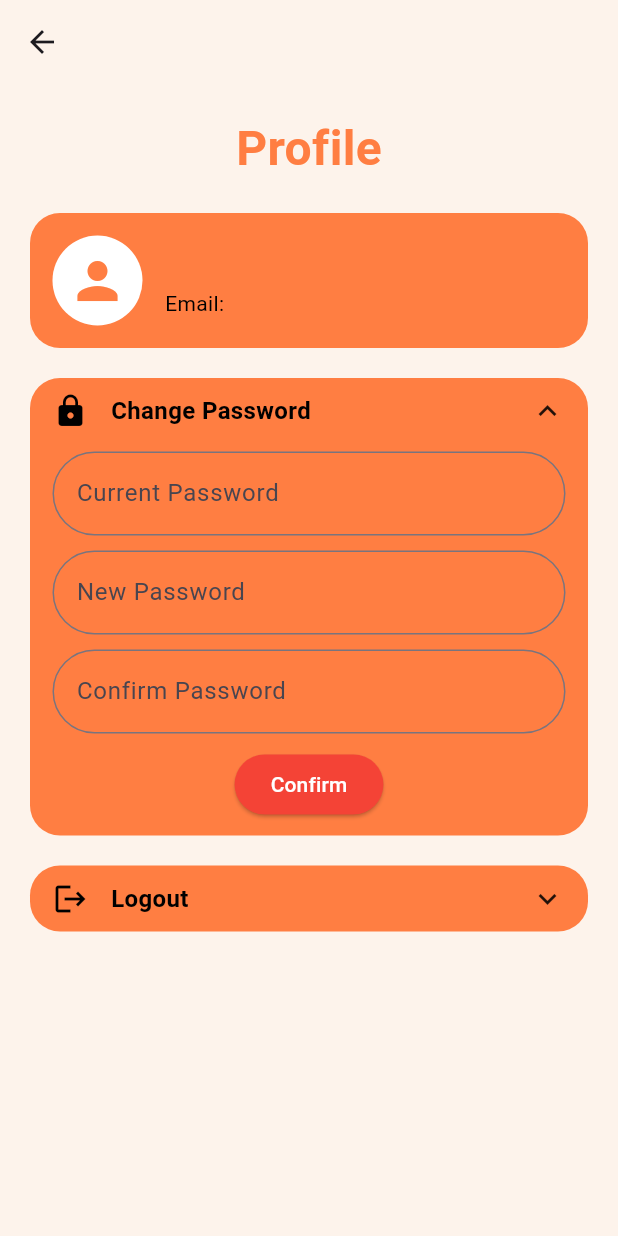
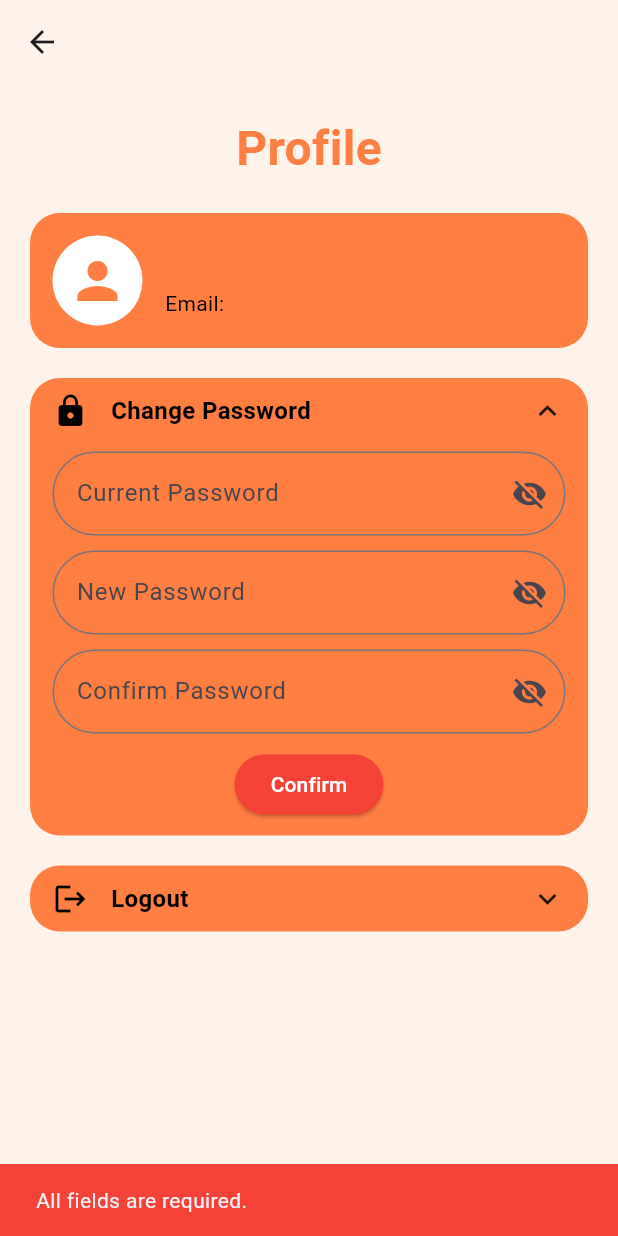
Before and after one commit to Hala02N/yu_events, a Flutter app: the ProfilePage screen opened directly, after a tap on "Change Password", after a tap on "Confirm", on a phone screen of 412 x 824 dp. Run offline on Flutter 3.47's test engine with Material 3 defaults, Android fonts, the phone set to English and light mode, and no system bars; our stand-ins replace cloud_firestore, firebase_auth, firebase_core, google_maps_flutter; accounts and stored records are empty.

Commit message:
Refactor:update forgotpasword and profile page

```diff
--- a/lib/profile.dart
+++ b/lib/profile.dart
@@ -16,14 +16,111 @@ class _ProfilePageState extends State<ProfilePage> {
 
   // Get the current user id
   final user = FirebaseAuth.instance.currentUser;
-  // Retrieve user information from firestore
+  // Retrieve user information from Firestore
   late Future<DocumentSnapshot> userDoc;
+
+  // Controllers for password fields
+  final TextEditingController currentPasswordController =
+      TextEditingController();
+  final TextEditingController newPasswordController = TextEditingController();
+  final TextEditingController confirmPasswordController =
+      TextEditingController();
+
+  // Visibility toggles
+  bool isCurrentPasswordVisible = false;
+  bool isNewPasswordVisible = false;
+  bool isConfirmPasswordVisible = false;
 
   @override
   void initState() {
     super.initState();
     userDoc =
         FirebaseFirestore.instance.collection('users').doc(user!.uid).get();
+  }
+
+  @override
+  void dispose() {
+    // Dispose controllers to free resources
+    currentPasswordController.dispose();
+    newPasswordController.dispose();
+    confirmPasswordController.dispose();
+    super.dispose();
+  }
+
+  // Function to handle password change
+  Future<void> changePassword() async {
+    final currentPassword = currentPasswordController.text.trim();
+    final newPassword = newPasswordController.text.trim();
+    final confirmPassword = confirmPasswordController.text.trim();
+
+    if (currentPassword.isEmpty ||
+        newPassword.isEmpty ||
+        confirmPassword.isEmpty) {
+      ScaffoldMessenger.of(context).showSnackBar(
+        const SnackBar(
+          content: Text("All fields are required."),
+          backgroundColor: Colors.red,
+        ),
+      );
+      return;
+    }
+
+    if (newPassword != confirmPassword) {
+      ScaffoldMessenger.of(context).showSnackBar(
+        const SnackBar(
+          content: Text("New password and confirmation do not match."),
+          backgroundColor: Colors.red,
+        ),
+      );
+      return;
+    }
+
+    try {
+      // Reauthenticate the user
+      final credential = EmailAuthProvider.credential(
+        email: user!.email!,
+        password: currentPassword,
+      );
+
+      await user!.reauthenticateWithCredential(credential);
+
+      // Update the password
+      await user!.updatePassword(newPassword);
+
+      ScaffoldMessenger.of(context).showSnackBar(
+        const SnackBar(
+          content: Text("Password updated successfully!"),
+          backgroundColor: Colors.green,
+        ),
+      );
+
+      // Clear the fields
+      currentPasswordController.clear();
+      newPasswordController.clear();
+      confirmPasswordController.clear();
+    } on FirebaseAuthException catch (e) {
+      String errorMessage;
+
+      if (e.code == 'wrong-password') {
+        errorMessage = "The current password is incorrect.";
+      } else {
+        errorMessage = "An error occurred. Please try again.";
+      }
+
+      ScaffoldMessenger.of(context).showSnackBar(
+        SnackBar(
+          content: Text(errorMessage),
+          backgroundColor: Colors.red,
+        ),
+      );
+    } catch (e) {
+      ScaffoldMessenger.of(context).showSnackBar(
+        const SnackBar(
+          content: Text("An unexpected error occurred."),
+          backgroundColor: Colors.red,
+        ),
+      );
+    }
   }
 
   @override
@@ -99,7 +196,6 @@ class _ProfilePageState extends State<ProfilePage> {
                             ),
                             const SizedBox(height: 5),
                             Text(
-                              // get the user email from firebase auth user
                               "Email: ${user!.email!}",
                               style: const TextStyle(
                                 fontSize: 14,
@@ -158,39 +254,79 @@ class _ProfilePageState extends State<ProfilePage> {
                         child: Column(
                           children: [
                             TextField(
+                              controller: currentPasswordController,
+                              obscureText: !isCurrentPasswordVisible,
                               decoration: InputDecoration(
                                 labelText: "Current Password",
                                 border: OutlineInputBorder(
                                   borderRadius: BorderRadius.circular(30),
                                 ),
+                                suffixIcon: IconButton(
+                                  icon: Icon(
+                                    isCurrentPasswordVisible
+                                        ? Icons.visibility
+                                        : Icons.visibility_off,
+                                  ),
+                                  onPressed: () {
+                                    setState(() {
+                                      isCurrentPasswordVisible =
+                                          !isCurrentPasswordVisible;
+                                    });
+                                  },
+                                ),
                               ),
-                              obscureText: true,
                             ),
                             const SizedBox(height: 10),
                             TextField(
+                              controller: newPasswordController,
+                              obscureText: !isNewPasswordVisible,
                               decoration: InputDecoration(
                                 labelText: "New Password",
                                 border: OutlineInputBorder(
                                   borderRadius: BorderRadius.circular(30),
                                 ),
+                                suffixIcon: IconButton(
+                                  icon: Icon(
+                                    isNewPasswordVisible
+                                        ? Icons.visibility
+                                        : Icons.visibility_off,
+                                  ),
+                                  onPressed: () {
+                                    setState(() {
+                                      isNewPasswordVisible =
+                                          !isNewPasswordVisible;
+                                    });
+                                  },
+                                ),
                               ),
-                              obscureText: true,
                             ),
                             const SizedBox(height: 10),
                             TextField(
+                              controller: confirmPasswordController,
+                              obscureText: !isConfirmPasswordVisible,
                               decoration: InputDecoration(
                                 labelText: "Confirm Password",
                                 border: OutlineInputBorder(
                                   borderRadius: BorderRadius.circular(30),
                                 ),
+                                suffixIcon: IconButton(
+                                  icon: Icon(
+                                    isConfirmPasswordVisible
+                                        ? Icons.visibility
+                                        : Icons.visibility_off,
+                                  ),
+                                  onPressed: () {
+                                    setState(() {
+                                      isConfirmPasswordVisible =
+                                          !isConfirmPasswordVisible;
+                                    });
+                                  },
+                                ),
                               ),
-                              obscureText: true,
                             ),
                             const SizedBox(height: 10),
                             ElevatedButton(
-                              onPressed: () {
-                                // Handle change password logic
-                              },
+                              onPressed: changePassword,
                               style: ElevatedButton.styleFrom(
                                 backgroundColor:
                                     Colors.red, // Red confirm button
@@ -258,14 +394,11 @@ class _ProfilePageState extends State<ProfilePage> {
                             const SizedBox(height: 10),
                             ElevatedButton(
                               onPressed: () {
-                                // Sign the user out
                                 FirebaseAuth.instance.signOut();
-                                // Navigate to the login screen
                                 Navigator.pushReplacement(
                                   context,
                                   MaterialPageRoute(
-                                      builder: (context) =>
-                                          const Login()), // Replace with your homepage widget
+                                      builder: (context) => const Login()),
                                 );
                               },
                               style: ElevatedButton.styleFrom(
```
Also changed, not shown: lib/forgotPassword.dart (+53 -28 lines).
